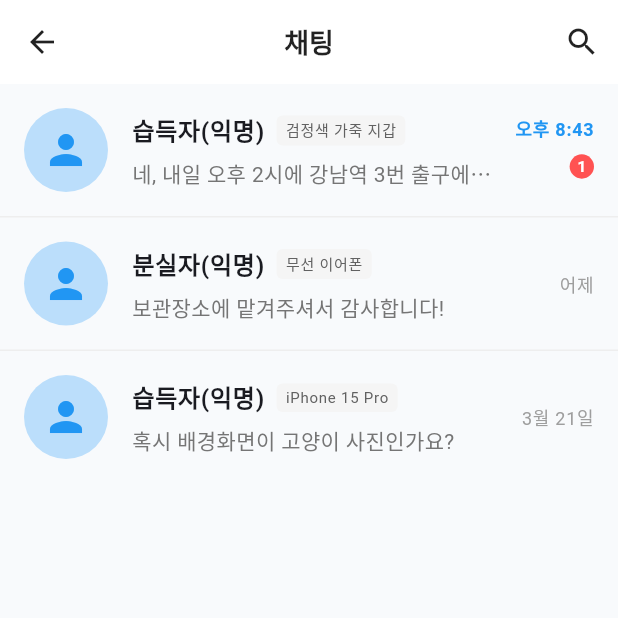
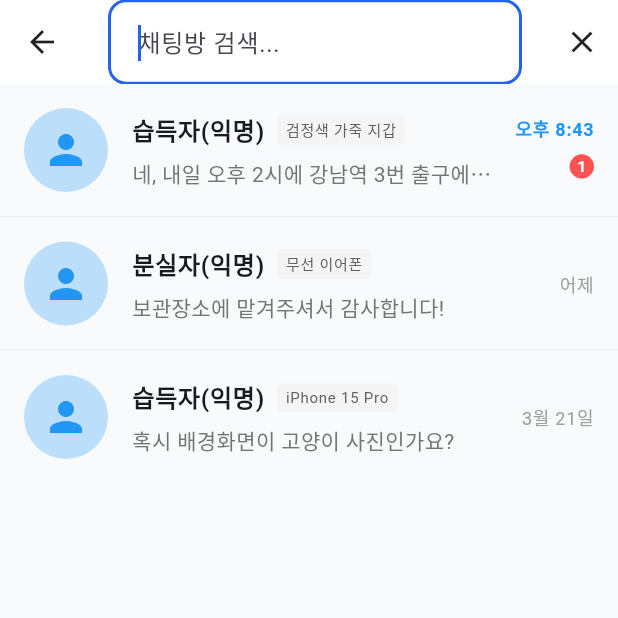
Before and after one commit to chatda-cloud/chatda-cloud-FE, a Flutter app: the ChatListScreen screen opened directly, after a tap on the "search" icon, on a phone screen of 412 x 824 dp, the top half of it. Run offline on Flutter 3.47's test engine with Material 3 defaults, Android fonts, the phone set to English and light mode, and no system bars; our stand-ins replace flutter_riverpod.

Commit message:
feat: 채팅 목록 검색 기능 구현

```diff
--- a/lib/features/chat/chat_list_screen.dart
+++ b/lib/features/chat/chat_list_screen.dart
@@ -1,13 +1,23 @@
 import 'package:flutter/material.dart';
 import 'chat_detail_screen.dart';
 
-class ChatListScreen extends StatelessWidget {
+import 'package:flutter/material.dart';
+import 'chat_detail_screen.dart';
+
+class ChatListScreen extends StatefulWidget {
   const ChatListScreen({super.key});
 
   @override
-  Widget build(BuildContext context) {
+  State<ChatListScreen> createState() => _ChatListScreenState();
+}
+
+class _ChatListScreenState extends State<ChatListScreen> {
+  bool _isSearching = false;
+  final TextEditingController _searchController = TextEditingController();
+  String _searchQuery = '';
+
   // 하드코딩된 더미 채팅 데이터
-    final chatData = [
+  final List<Map<String, dynamic>> _allChatData = [
     {
       'name': '습득자(익명)',
       'item': '검정색 가죽 지갑',
@@ -31,26 +41,59 @@
     },
   ];
 
+  @override
+  Widget build(BuildContext context) {
+    final filteredData = _allChatData.where((chat) {
+      final title = chat['item'] as String;
+      final name = chat['name'] as String;
+      final query = _searchQuery.toLowerCase();
+      return title.toLowerCase().contains(query) || name.toLowerCase().contains(query);
+    }).toList();
+
     return Scaffold(
       appBar: AppBar(
-        title: const Text('채팅', style: TextStyle(fontWeight: FontWeight.bold)),
+        title: _isSearching
+            ? TextField(
+                controller: _searchController,
+                autofocus: true,
+                decoration: const InputDecoration(
+                  hintText: '채팅방 검색...',
+                  border: InputBorder.none,
+                ),
+                onChanged: (value) {
+                  setState(() {
+                    _searchQuery = value;
+                  });
+                },
+              )
+            : const Text('채팅', style: TextStyle(fontWeight: FontWeight.bold)),
         backgroundColor: Colors.white,
         elevation: 0,
         scrolledUnderElevation: 0,
         actions: [
           IconButton(
-            icon: const Icon(Icons.search),
-            onPressed: () {},
+            icon: Icon(_isSearching ? Icons.close : Icons.search),
+            onPressed: () {
+              setState(() {
+                if (_isSearching) {
+                  _isSearching = false;
+                  _searchController.clear();
+                  _searchQuery = '';
+                } else {
+                  _isSearching = true;
+                }
+              });
+            },
           ),
         ],
       ),
-      body: chatData.isEmpty
-          ? const Center(child: Text('진행 중인 채팅이 없습니다.', style: TextStyle(color: Colors.grey)))
+      body: filteredData.isEmpty
+          ? const Center(child: Text('검색 결과가 없습니다.', style: TextStyle(color: Colors.grey)))
           : ListView.separated(
-              itemCount: chatData.length,
+              itemCount: filteredData.length,
               separatorBuilder: (context, index) => Divider(height: 1, color: Colors.grey.shade200),
               itemBuilder: (context, index) {
-                final chat = chatData[index];
+                final chat = filteredData[index];
                 final unread = chat['unread'] as int;
 
                 return ListTile(
```
Lines whose indentation alone changed are shown as unchanged.
